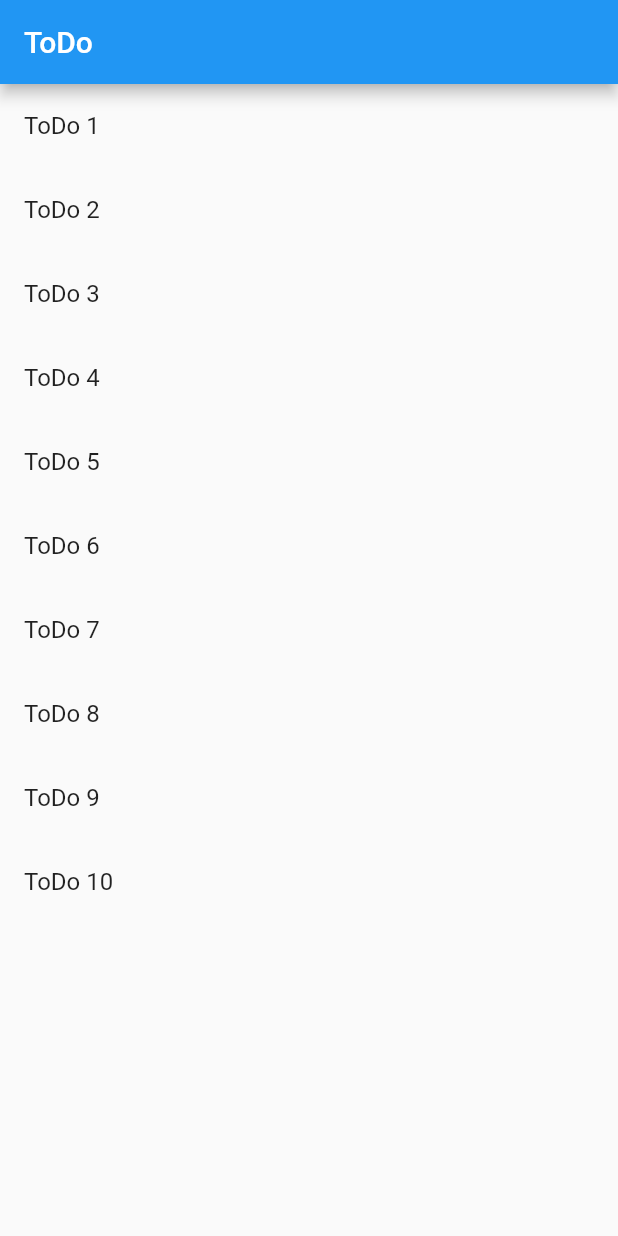
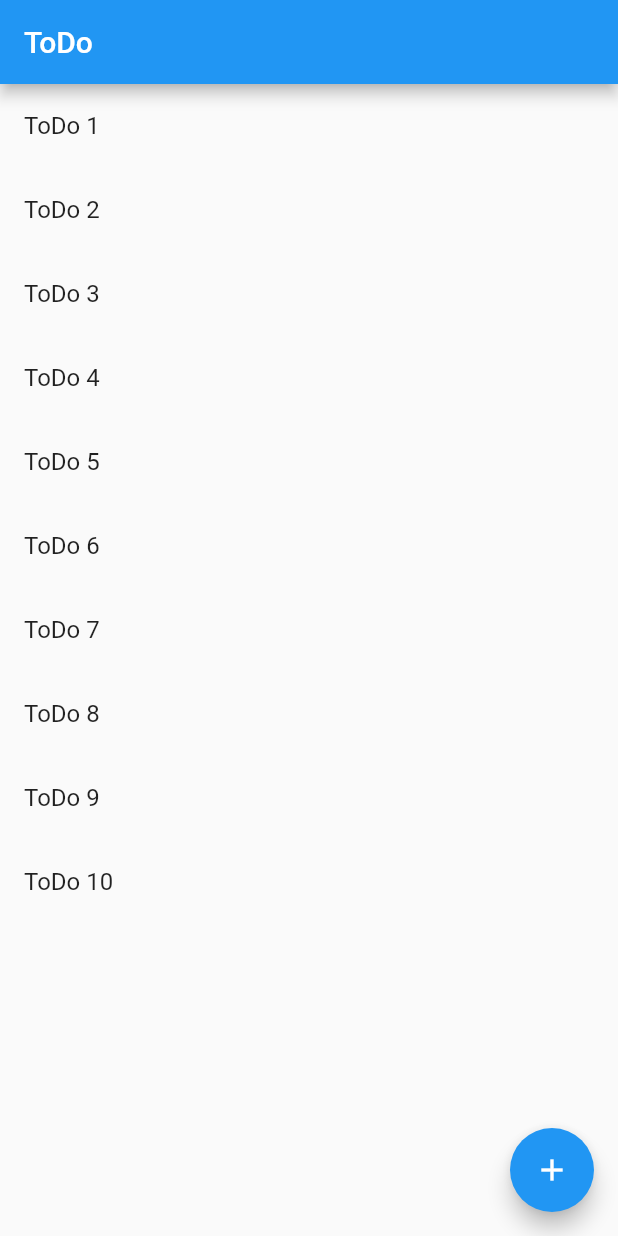
Before and after one commit to RyuyaIshibashi/fllutter_practice, a Flutter app: the screen it shows after launch, on a phone screen of 412 x 824 dp. Run offline on Flutter 3.47's test engine with Material 2 defaults, Android fonts, the phone set to English and light mode, and no system bars.

Commit message:
ToDoを追加する

```diff
--- a/lib/main.dart
+++ b/lib/main.dart
@@ -20,6 +20,7 @@ class HomeScreen extends StatelessWidget {
 
   @override
   Widget build(BuildContext context) {
+    // 仮のデータ（スタブ）を用意します
     final todos = List.generate(
       10,
       (index) => "ToDo ${index + 1}",
@@ -35,6 +36,12 @@ class HomeScreen extends StatelessWidget {
         ),
         itemCount: todos.length,
       ),
+      floatingActionButton: FloatingActionButton(
+        child: const Icon(Icons.add),
+        onPressed: () {
+          todos.add("ToDo ${todos.length + 1}");
+        },
+      ),
     );
   }
 }
```
